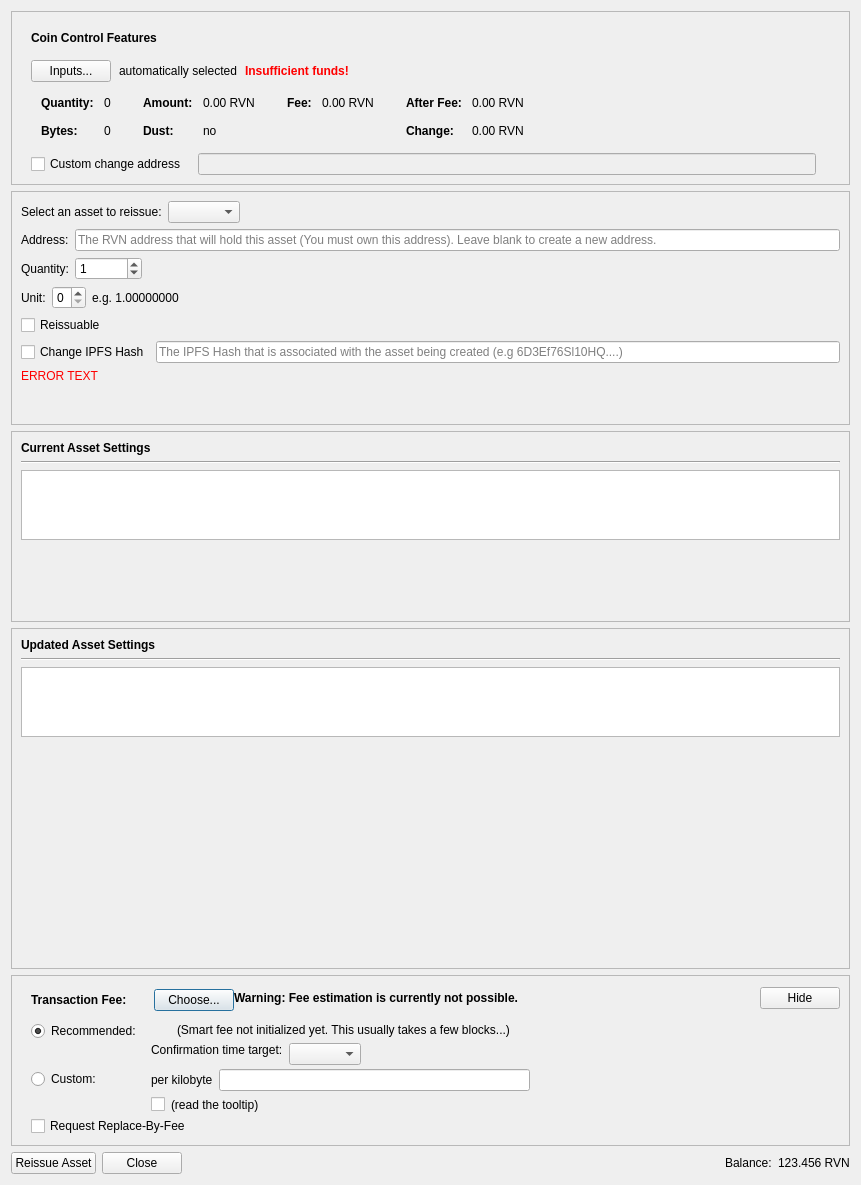
Before: the Qt Designer form src/qt/forms/reissueassetdialog.ui in drag0ng/Placeholders-X16R, drawn with Qt 5.
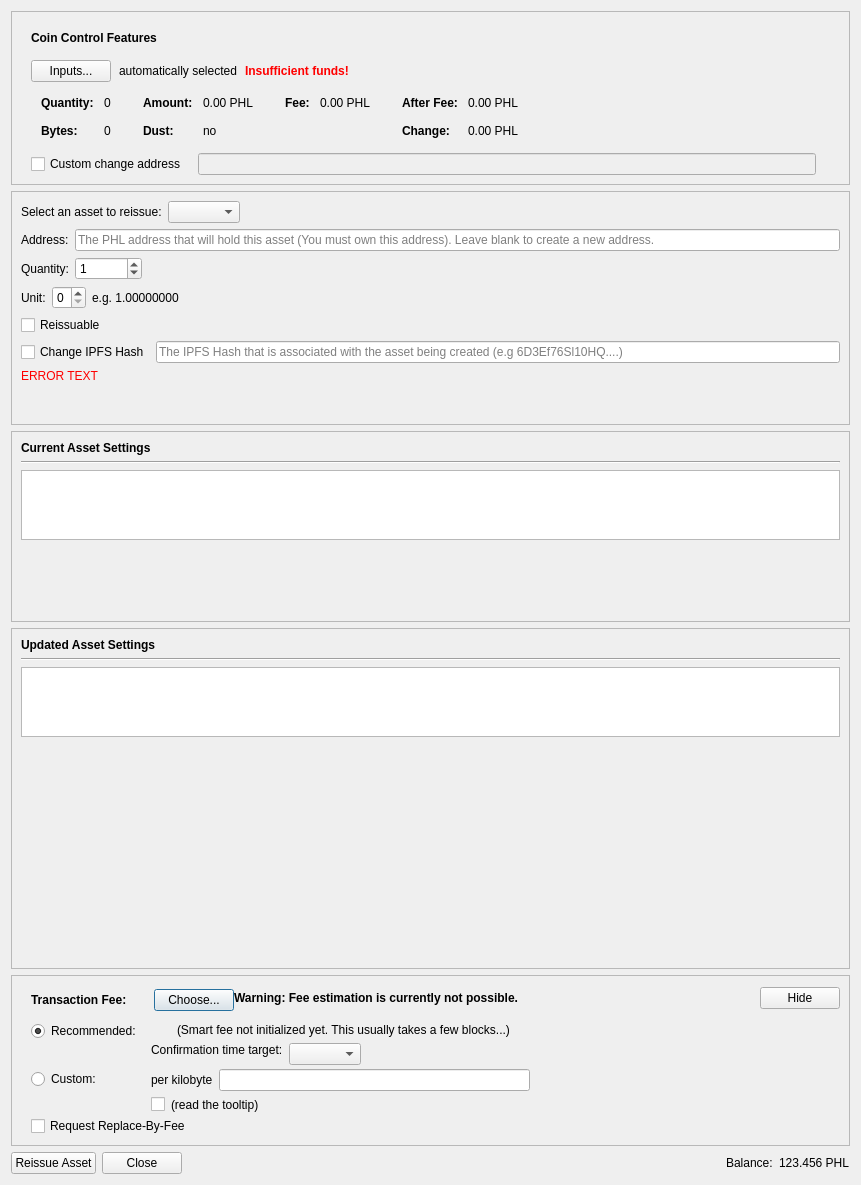
After: the same form once the commit is applied. Custom widgets are drawn as their Qt base class.

Diff of the .ui file:
```diff
--- a/src/qt/forms/reissueassetdialog.ui
+++ b/src/qt/forms/reissueassetdialog.ui
@@ -297,7 +297,7 @@
                   <enum>Qt::ActionsContextMenu</enum>
                  </property>
                  <property name="text">
-                  <string notr="true">0.00 RVN</string>
+                  <string notr="true">0.00 PHL</string>
                  </property>
                  <property name="textInteractionFlags">
                   <set>Qt::LinksAccessibleByMouse|Qt::TextSelectableByKeyboard|Qt::TextSelectableByMouse</set>
@@ -377,7 +377,7 @@
                   <enum>Qt::ActionsContextMenu</enum>
                  </property>
                  <property name="text">
-                  <string notr="true">0.00 RVN</string>
+                  <string notr="true">0.00 PHL</string>
                  </property>
                  <property name="textInteractionFlags">
                   <set>Qt::LinksAccessibleByMouse|Qt::TextSelectableByKeyboard|Qt::TextSelectableByMouse</set>
@@ -428,7 +428,7 @@
                   <enum>Qt::ActionsContextMenu</enum>
                  </property>
                  <property name="text">
-                  <string notr="true">0.00 RVN</string>
+                  <string notr="true">0.00 PHL</string>
                  </property>
                  <property name="textInteractionFlags">
                   <set>Qt::LinksAccessibleByMouse|Qt::TextSelectableByKeyboard|Qt::TextSelectableByMouse</set>
@@ -457,7 +457,7 @@
                   <enum>Qt::ActionsContextMenu</enum>
                  </property>
                  <property name="text">
-                  <string notr="true">0.00 RVN</string>
+                  <string notr="true">0.00 PHL</string>
                  </property>
                  <property name="textInteractionFlags">
                   <set>Qt::LinksAccessibleByMouse|Qt::TextSelectableByKeyboard|Qt::TextSelectableByMouse</set>
@@ -609,7 +609,7 @@
              <string/>
             </property>
             <property name="placeholderText">
-             <string>The RVN address that will hold this asset (You must own this address). Leave blank to create a new address.</string>
+             <string>The PHL address that will hold this asset (You must own this address). Leave blank to create a new address.</string>
             </property>
            </widget>
           </item>
@@ -1438,7 +1438,7 @@
      <item>
       <widget class="QLabel" name="labelBalance">
        <property name="text">
-        <string>123.456 RVN</string>
+        <string>123.456 PHL</string>
        </property>
       </widget>
      </item>
```
